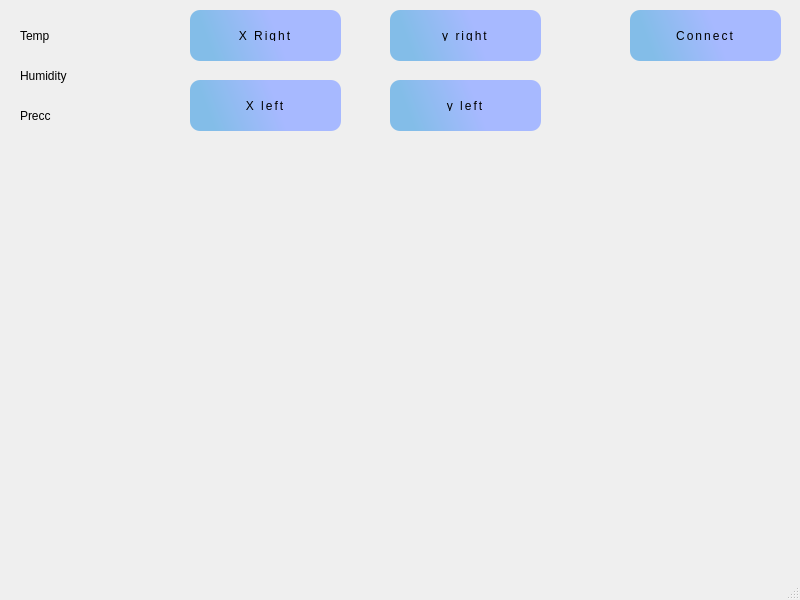
The window that python/GUI/main.ui (ggLamer/VKD) describes before a commit, drawn with Qt 5.
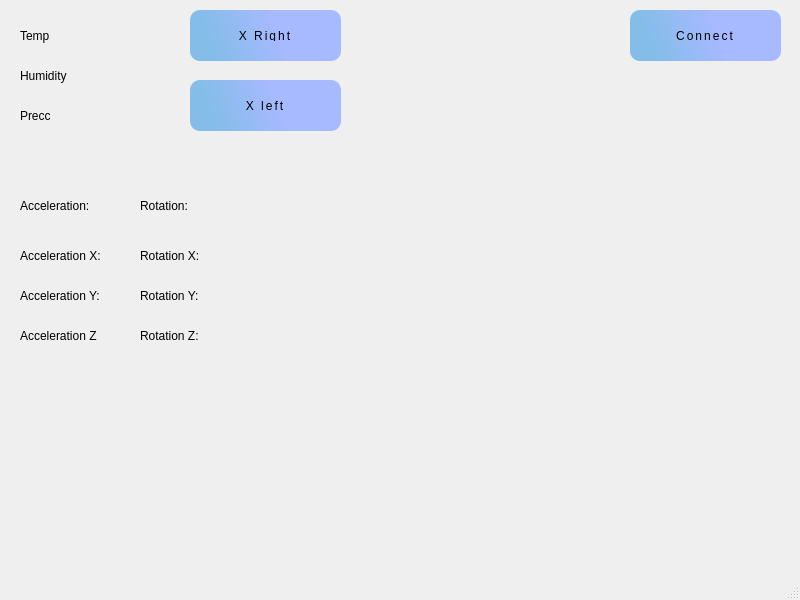
The same window after the commit.

Commit message: support acceleration and rotation

The edit to the form file:
```diff
--- a/python/GUI/main.ui
+++ b/python/GUI/main.ui
@@ -108,58 +108,6 @@
      <string>X left</string>
     </property>
    </widget>
-   <widget class="QPushButton" name="y_right">
-    <property name="geometry">
-     <rect>
-      <x>370</x>
-      <y>0</y>
-      <width>191</width>
-      <height>71</height>
-     </rect>
-    </property>
-    <property name="styleSheet">
-     <string notr="true">  text-decoration: none;
-  display: inline-block;
-  color: black;
-  padding: 20px 30px;
-  margin: 10px 20px;
-  border-radius: 10px;
-  font-family: 'Montserrat', sans-serif;
-  text-transform: uppercase;
-  letter-spacing: 2px;
-  background: qlineargradient(spread:pad, x1:0.920364, y1:0.585, x2:0.125, y2:0.6875, stop:0.403409 rgba(167, 185, 255, 255), stop:0.994318 rgba(131, 189, 232, 255));
-  box-shadow: 0 0 20px rgba(0, 0, 0, .1);</string>
-    </property>
-    <property name="text">
-     <string>y right</string>
-    </property>
-   </widget>
-   <widget class="QPushButton" name="y_left">
-    <property name="geometry">
-     <rect>
-      <x>370</x>
-      <y>70</y>
-      <width>191</width>
-      <height>71</height>
-     </rect>
-    </property>
-    <property name="styleSheet">
-     <string notr="true">  text-decoration: none;
-  display: inline-block;
-  color: black;
-  padding: 20px 30px;
-  margin: 10px 20px;
-  border-radius: 10px;
-  font-family: 'Montserrat', sans-serif;
-  text-transform: uppercase;
-  letter-spacing: 2px;
-  background: qlineargradient(spread:pad, x1:0.920364, y1:0.585, x2:0.125, y2:0.6875, stop:0.403409 rgba(167, 185, 255, 255), stop:0.994318 rgba(131, 189, 232, 255));
-  box-shadow: 0 0 20px rgba(0, 0, 0, .1);</string>
-    </property>
-    <property name="text">
-     <string>y left</string>
-    </property>
-   </widget>
    <widget class="QPushButton" name="x_right">
     <property name="geometry">
      <rect>
@@ -186,6 +134,110 @@
      <string>X Right</string>
     </property>
    </widget>
+   <widget class="QLabel" name="Acceleration">
+    <property name="geometry">
+     <rect>
+      <x>20</x>
+      <y>190</y>
+      <width>111</width>
+      <height>31</height>
+     </rect>
+    </property>
+    <property name="text">
+     <string>Acceleration:</string>
+    </property>
+   </widget>
+   <widget class="QLabel" name="Acceleration_X">
+    <property name="geometry">
+     <rect>
+      <x>20</x>
+      <y>240</y>
+      <width>111</width>
+      <height>31</height>
+     </rect>
+    </property>
+    <property name="text">
+     <string>Acceleration X: </string>
+    </property>
+   </widget>
+   <widget class="QLabel" name="Acceleration_Y">
+    <property name="geometry">
+     <rect>
+      <x>20</x>
+      <y>280</y>
+      <width>111</width>
+      <height>31</height>
+     </rect>
+    </property>
+    <property name="text">
+     <string>Acceleration Y:</string>
+    </property>
+   </widget>
+   <widget class="QLabel" name="Acceleration_Z">
+    <property name="geometry">
+     <rect>
+      <x>20</x>
+      <y>320</y>
+      <width>111</width>
+      <height>31</height>
+     </rect>
+    </property>
+    <property name="text">
+     <string>Acceleration Z</string>
+    </property>
+   </widget>
+   <widget class="QLabel" name="Rotation">
+    <property name="geometry">
+     <rect>
+      <x>140</x>
+      <y>190</y>
+      <width>111</width>
+      <height>31</height>
+     </rect>
+    </property>
+    <property name="text">
+     <string>Rotation:</string>
+    </property>
+   </widget>
+   <widget class="QLabel" name="Rotation_X">
+    <property name="geometry">
+     <rect>
+      <x>140</x>
+      <y>240</y>
+      <width>111</width>
+      <height>31</height>
+     </rect>
+    </property>
+    <property name="text">
+     <string>Rotation X:</string>
+    </property>
+   </widget>
+   <widget class="QLabel" name="Rotation_Y">
+    <property name="geometry">
+     <rect>
+      <x>140</x>
+      <y>280</y>
+      <width>111</width>
+      <height>31</height>
+     </rect>
+    </property>
+    <property name="text">
+     <string>Rotation Y:</string>
+    </property>
+   </widget>
+   <widget class="QLabel" name="Rotation_Z">
+    <property name="geometry">
+     <rect>
+      <x>140</x>
+      <y>320</y>
+      <width>111</width>
+      <height>31</height>
+     </rect>
+    </property>
+    <property name="text">
+     <string>Rotation Z:</string>
+    </property>
+   </widget>
   </widget>
   <widget class="QMenuBar" name="menubar">
    <property name="geometry">
```
